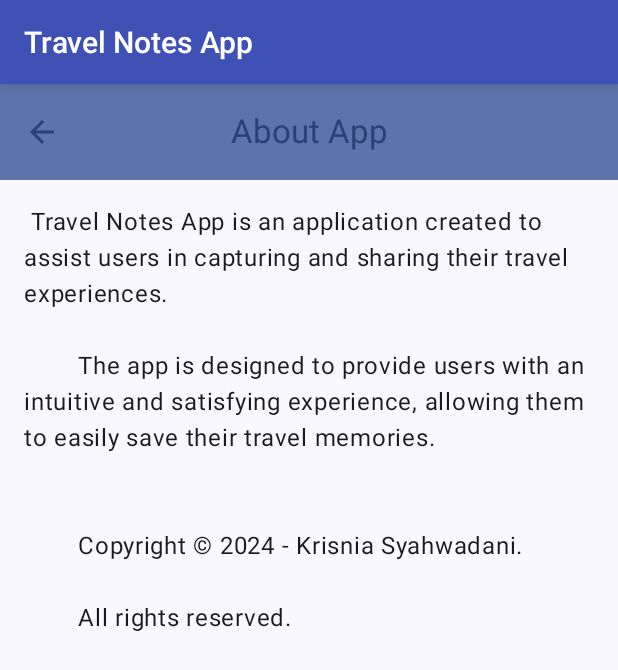
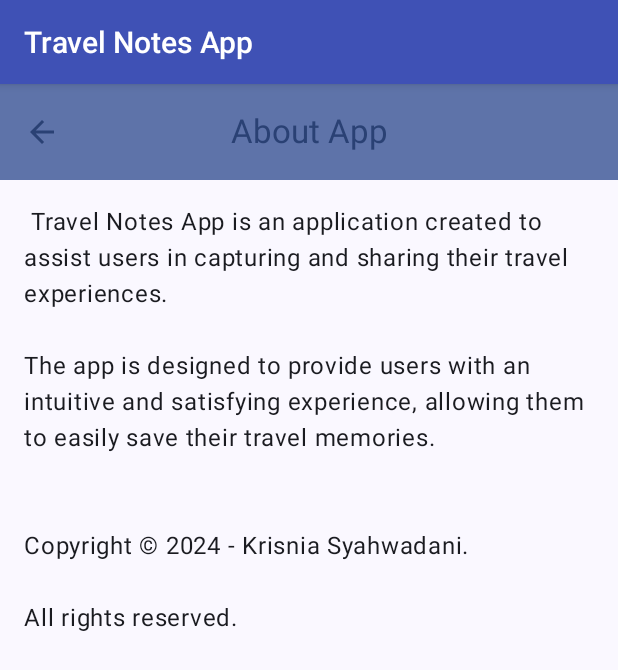
Before and after one commit to krisniasyahwa/MiniProject1, an Android app built with Jetpack Compose: the AboutScreen screen opened through its navigation route, on a phone screen of 412 x 824 dp. Shown: the top 670 px of the screen. Run offline under Robolectric (Android 15) with nearby library versions, the phone set to English and light mode, and no system bars.

Commit message:
Memperbaiki layout

```diff
--- a/app/src/main/res/values/strings.xml
+++ b/app/src/main/res/values/strings.xml
@@ -1,10 +1,10 @@
 <resources>
     <string name="app_name">Travel Notes App</string>
     <string name="tentang_aplikasi">About App</string>
-    <string name="copyright">" Travel Notes App is an application created to assist users in capturing and sharing their travel experiences.\n
-        The app is designed to provide users with an intuitive and satisfying experience, allowing them to easily save their travel memories.\n\n
-        Copyright © 2024 - Krisnia Syahwadani.\n
-        All rights reserved."</string>
+    <string name="copyright">" Travel Notes App is an application created to assist users in capturing and sharing their travel experiences.
+        \nThe app is designed to provide users with an intuitive and satisfying experience, allowing them to easily save their travel memories.
+        \n\nCopyright © 2024 - Krisnia Syahwadani.
+        \nAll rights reserved."</string>
     <string name="kembali">Back</string>
     <string name="list_kosong">There is no travel history yet</string>
     <string name="x_diklik">%1$s was clicked!</string>
```
